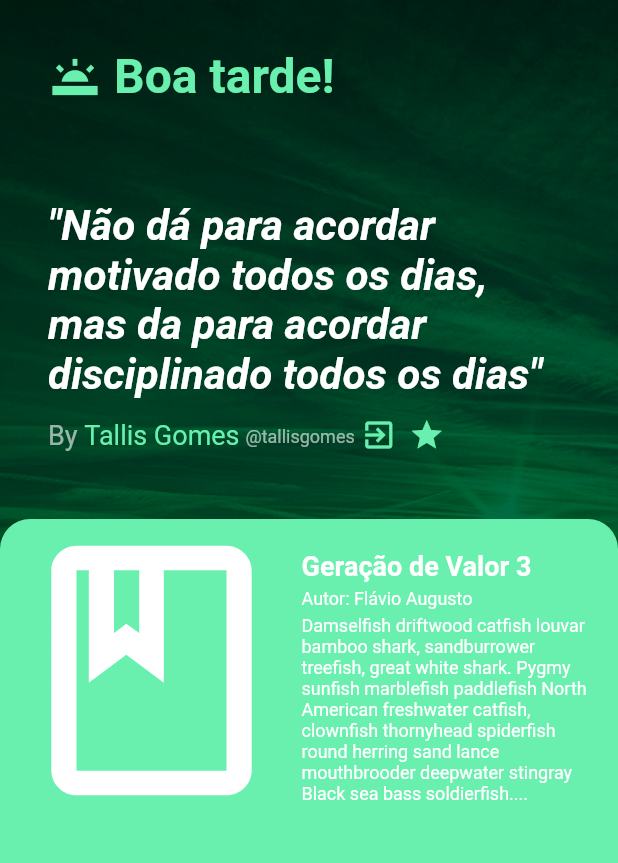
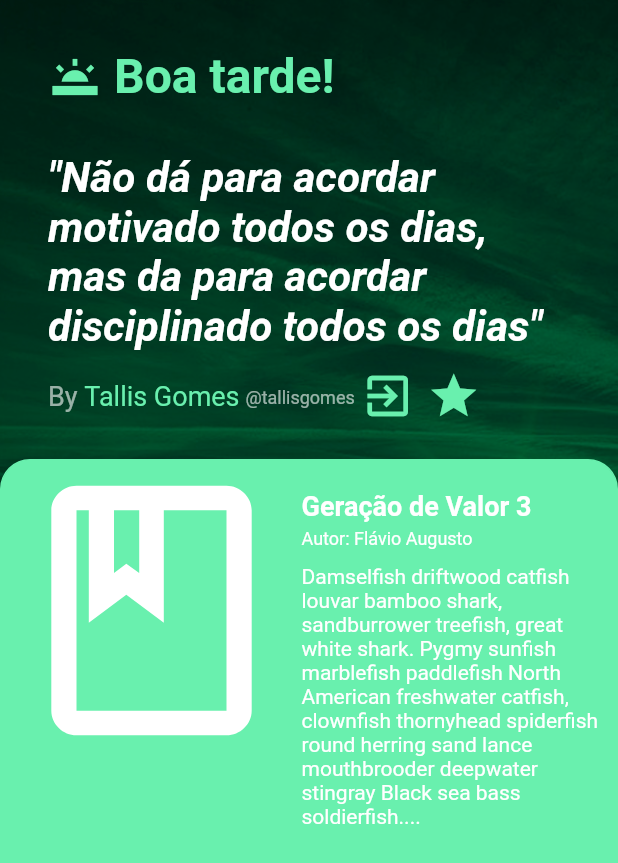
Before and after one commit to gbvacco/frases, a Flutter app: the screen it shows after launch, on a phone screen of 412 x 824 dp. Shown: the top 863 px of the screen. Run offline on Flutter 3.47's test engine with Material 2 defaults, Android fonts, the phone set to English and light mode, and no system bars.

Commit message:
change margins

```diff
--- a/lib/home.dart
+++ b/lib/home.dart
@@ -47,7 +47,7 @@ class _MyHomePageState extends State<MyHomePage> {
               ),
             ),
             Padding(
-              padding: EdgeInsets.all(32.0),
+              padding: EdgeInsets.only(left: 32.0, right: 32.0, bottom: 12.0),
               child: Column(
                 children: [
                   Text(
@@ -93,11 +93,13 @@ class _MyHomePageState extends State<MyHomePage> {
                           child: Icon(
                             Icons.exit_to_app,
                             color: Colors.greenAccent,
+                            size: 36,
                           ),
                         ),
                         Icon(
                           Icons.star,
                           color: Colors.greenAccent,
+                          size: 36,
                         ),
                       ],
                     ),
@@ -155,12 +157,12 @@ class _MyHomePageState extends State<MyHomePage> {
                           ),
                           Container(
                             width: 200,
-                            padding: const EdgeInsets.only(top: 4.0),
+                            padding: const EdgeInsets.only(top: 10.0),
                             child: Text(
                               'Damselfish driftwood catfish louvar bamboo shark, sandburrower treefish, great white shark. Pygmy sunfish marblefish paddlefish North American freshwater catfish, clownfish thornyhead spiderfish round herring sand lance mouthbrooder deepwater stingray Black sea bass soldierfish....',
                               textAlign: TextAlign.start,
                               style: TextStyle(
-                                fontSize: 12.0,
+                                fontSize: 14.0,
                                 color: Colors.white,
                               ),
                             ),
```
